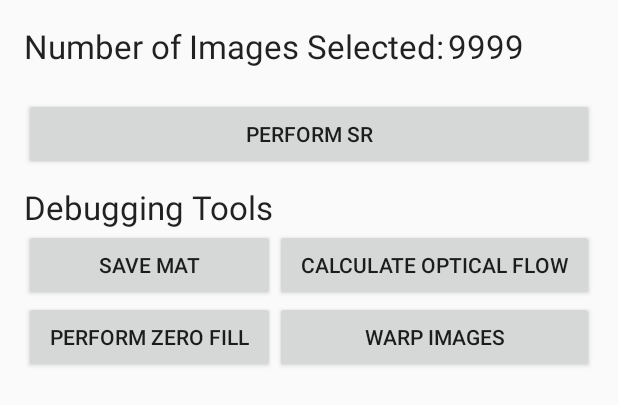
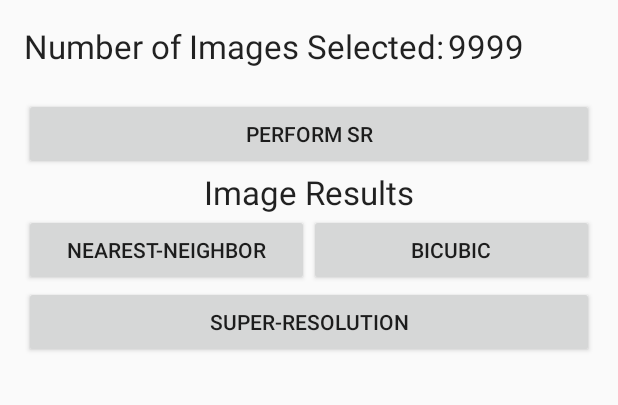
Before and after one commit to NeilDG/EagleEyeSR, an Android app: the layout activity_processing_release.xml on its own in the app's theme, with its tools: preview values and no code run, on a phone screen of 412 x 824 dp. Shown: the top 405 px of the screen. Run offline under Robolectric (Android 15) with nearby library versions, the phone set to English and light mode, and no system bars.

Commit message:
Updated new ui for release mode.

```diff
--- a/app/src/main/res/layout-land/main_activity_layout.xml
+++ b/app/src/main/res/layout-land/main_activity_layout.xml
@@ -95,7 +95,9 @@
                     android:layout_height="wrap_content"
                     android:text="Single Image"
                     android:id="@+id/single_sr_btn"
-                    android:checked="false" />
+                    android:checked="false"
+                    android:enabled="false"
+                    android:clickable="false" />
 
                 <RadioButton
                     android:layout_width="wrap_content"
--- a/app/src/main/res/layout/activity_processing.xml
+++ b/app/src/main/res/layout/activity_processing_release.xml
@@ -7,7 +7,7 @@
     android:paddingLeft="@dimen/activity_horizontal_margin"
     android:paddingRight="@dimen/activity_horizontal_margin"
     android:paddingTop="@dimen/activity_vertical_margin"
-    tools:context=".ProcessingActivity"
+    tools:context="neildg.com.megatronsr.ProcessingActivityRelease"
     android:orientation="vertical">
 
     <LinearLayout
@@ -41,57 +41,47 @@
         android:id="@+id/perform_sr_btn"
         android:layout_marginTop="20dp" />
 
-    <TableLayout
+    <LinearLayout
+        android:orientation="vertical"
         android:layout_width="match_parent"
-        android:layout_height="match_parent"
-        android:layout_marginTop="10dp">
+        android:layout_height="144dp">
 
         <TextView
             android:layout_width="wrap_content"
             android:layout_height="wrap_content"
             android:textAppearance="?android:attr/textAppearanceLarge"
-            android:text="Debugging Tools"
-            android:id="@+id/textView7"
-            android:layout_gravity="center_horizontal" />
+            android:text="Image Results"
+            android:id="@+id/textView6"
+            android:layout_gravity="center_horizontal"
+            android:layout_marginTop="0dp"
+            android:layout_marginBottom="0dp" />
 
-        <TableRow
-            android:layout_width="match_parent"
-            android:layout_height="match_parent">
+        <LinearLayout
+            android:orientation="horizontal"
+            android:layout_width="fill_parent"
+            android:layout_height="wrap_content">
 
             <Button
-                android:layout_width="wrap_content"
+                android:layout_width="fill_parent"
                 android:layout_height="wrap_content"
-                android:text="Save Mat"
-                android:id="@+id/save_mat_btn"
-                android:layout_weight="1" />
+                android:text="Nearest-Neighbor"
+                android:id="@+id/nearest_btn"
+                android:layout_weight="0.5" />
 
             <Button
-                android:layout_width="wrap_content"
+                android:layout_width="fill_parent"
                 android:layout_height="wrap_content"
-                android:text="Calculate Optical Flow"
-                android:id="@+id/optical_flow_btn"
-                android:layout_weight="1" />
-        </TableRow>
+                android:text="Bicubic"
+                android:id="@+id/bicubic_btn"
+                android:layout_weight="0.5" />
+        </LinearLayout>
 
-        <TableRow
+        <Button
             android:layout_width="match_parent"
-            android:layout_height="match_parent">
+            android:layout_height="wrap_content"
+            android:text="Super-Resolution"
+            android:id="@+id/button3" />
 
-            <Button
-                android:layout_width="wrap_content"
-                android:layout_height="wrap_content"
-                android:text="Perform Zero Fill"
-                android:id="@+id/zero_fill_btn"
-                android:layout_weight="1" />
-
-            <Button
-                android:layout_width="wrap_content"
-                android:layout_height="wrap_content"
-                android:text="Warp Images"
-                android:id="@+id/warp_btn"
-                android:layout_weight="1" />
-        </TableRow>
-
-    </TableLayout>
+    </LinearLayout>
 
 </LinearLayout>
--- a/app/src/main/res/values/strings.xml
+++ b/app/src/main/res/values/strings.xml
@@ -1,6 +1,6 @@
 <resources>
-    <string name="app_name">MegatronSR</string>
-    <string name="title_activity_main">Super Camera</string>
+    <string name="app_name">Megatron Camera</string>
+    <string name="title_activity_main">Megatron Camera</string>
     <string name="sr_title">Megatron SR: A Superresolution Experiment Environment</string>
     <string name="sr_intro">ABOUT: This is a mobile application that utilizes super-resolution to further enhance an image. You may modify the configurations seen below, before
     proceeding in taking an image.</string>
```
Also changed, not shown: app/build.gradle (+11 -1 lines), app/src/main/AndroidManifest.xml (+6 -4 lines), app/src/main/java/neildg/com/megatronsr/MainActivity.java (+12 -2 lines), app/src/main/java/neildg/com/megatronsr/ProcessingActivityDebug.java (renamed from app/src/main/java/neildg/com/megatronsr/ProcessingActivity.java, +14 -7 lines), app/src/main/java/neildg/com/megatronsr/ProcessingActivityRelease.java (added, +62 -0 lines), app/src/main/java/neildg/com/megatronsr/config/ConfigHandler.java (deleted, +0 -42 lines), app/src/main/java/neildg/com/megatronsr/config/values/BaseConfig.java (deleted, +0 -41 lines), app/src/main/java/neildg/com/megatronsr/config/values/DefaultConfigValues.java (deleted, +0 -10 lines), app/src/main/java/neildg/com/megatronsr/config/values/MultipleImageConfig.java (deleted, +0 -23 lines), app/src/main/java/neildg/com/megatronsr/threads/MultipleImageSRProcessor.java (+0 -7 lines), app/src/main/res/layout/activity_main.xml (deleted, +0 -11 lines), app/src/main/res/layout/activity_processing_debug.xml (added, +98 -0 lines), app/src/main/res/layout/content_main.xml (deleted, +0 -15 lines), 3 other files.
